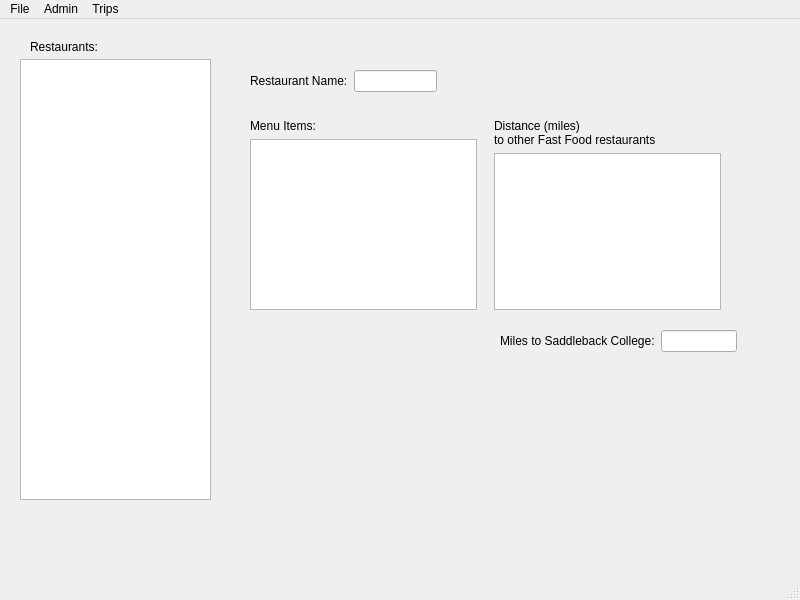
The window that FFF_Project_1/mainwindow.ui (EPaz0/Project-1-Fast-Food-Fantasy) describes before a commit, drawn with Qt 5.
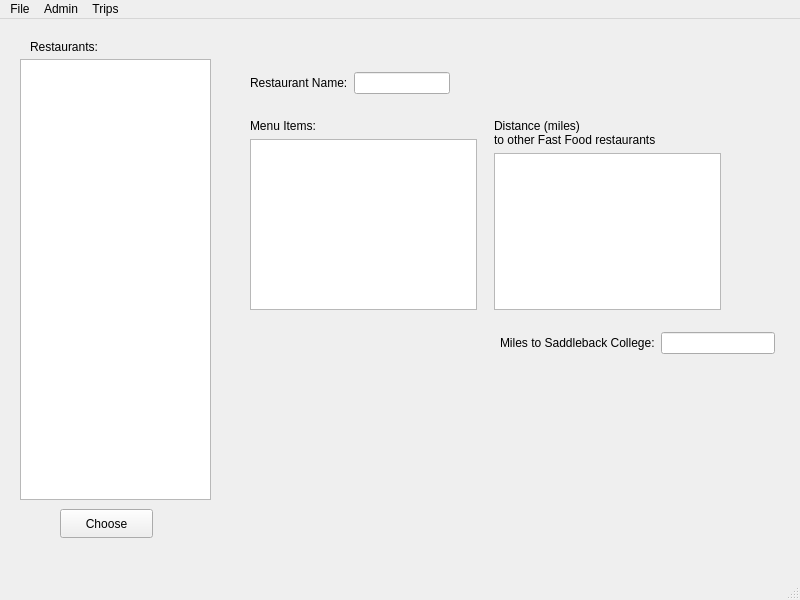
The same window after the commit.

Commit message: added choose button to choose from listWidget of restaurant name

```diff
--- a/FFF_Project_1/mainwindow.ui
+++ b/FFF_Project_1/mainwindow.ui
@@ -37,13 +37,13 @@
      <string>Restaurants:</string>
     </property>
    </widget>
-   <widget class="QWidget" name="">
+   <widget class="QWidget" name="layoutWidget">
     <property name="geometry">
      <rect>
       <x>250</x>
       <y>50</y>
-      <width>187</width>
-      <height>24</height>
+      <width>200</width>
+      <height>28</height>
      </rect>
     </property>
     <layout class="QHBoxLayout" name="horizontalLayout">
@@ -59,7 +59,7 @@
      </item>
     </layout>
    </widget>
-   <widget class="QWidget" name="">
+   <widget class="QWidget" name="layoutWidget">
     <property name="geometry">
      <rect>
       <x>250</x>
@@ -113,13 +113,13 @@
      </item>
     </layout>
    </widget>
-   <widget class="QWidget" name="">
+   <widget class="QWidget" name="layoutWidget">
     <property name="geometry">
      <rect>
       <x>500</x>
       <y>310</y>
-      <width>237</width>
-      <height>24</height>
+      <width>275</width>
+      <height>28</height>
      </rect>
     </property>
     <layout class="QHBoxLayout" name="horizontalLayout_3">
@@ -135,6 +135,19 @@
      </item>
     </layout>
    </widget>
+   <widget class="QPushButton" name="pushButton">
+    <property name="geometry">
+     <rect>
+      <x>60</x>
+      <y>490</y>
+      <width>93</width>
+      <height>29</height>
+     </rect>
+    </property>
+    <property name="text">
+     <string>Choose</string>
+    </property>
+   </widget>
   </widget>
   <widget class="QMenuBar" name="menubar">
    <property name="geometry">
```
Left out of the diff: 2 changed lines with no effect on the pictures. The commit also changes 15 other files.
